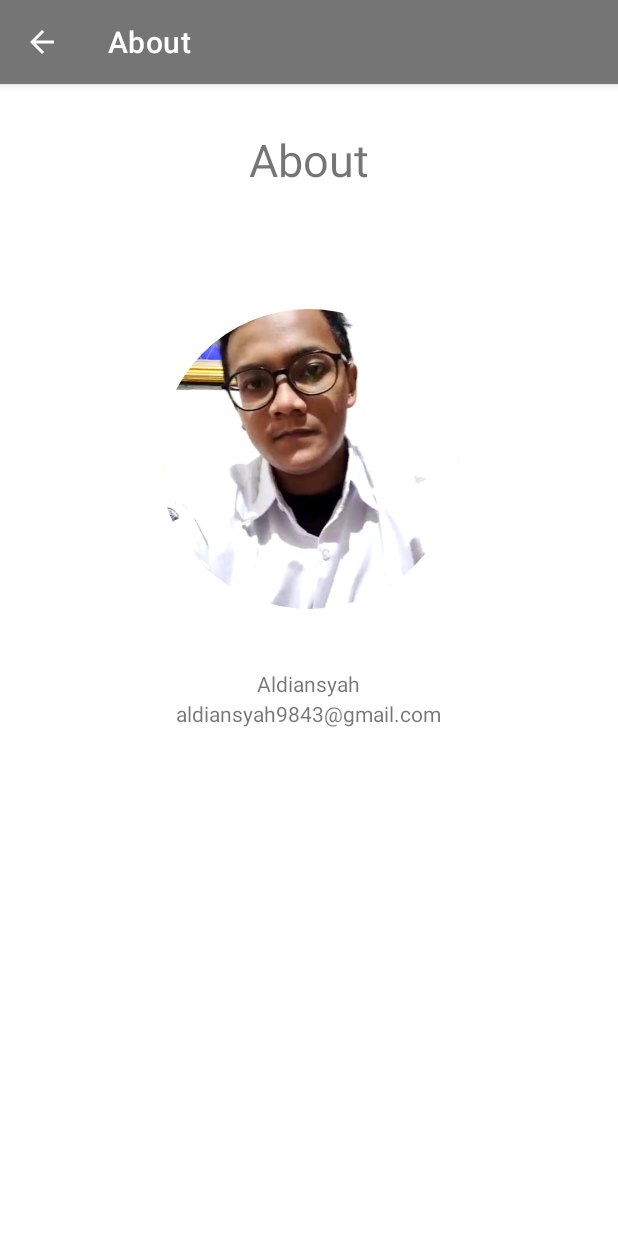
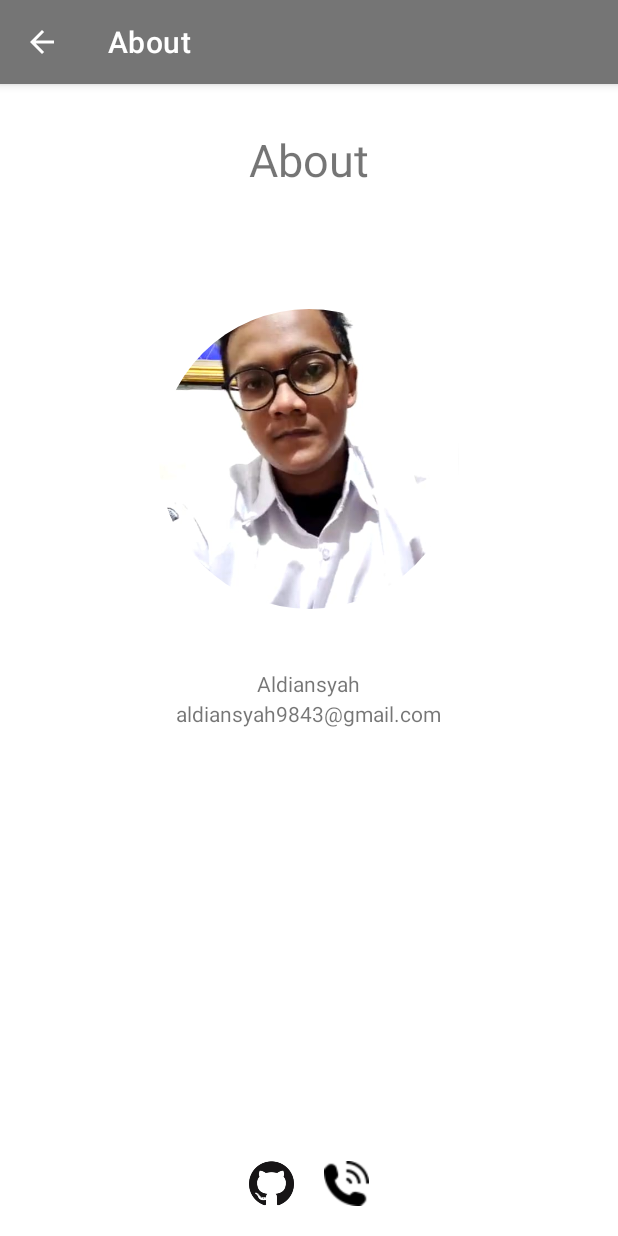
Before and after one commit to rifkialdi/MintonINA, an Android app: the about screen opened directly, with no data from a screen before it, on a phone screen of 412 x 824 dp. Run offline under Robolectric (Android 15) with nearby library versions, the phone set to English and light mode, and no system bars; our stand-ins replace CircleImageView.

Commit message:
add feature share and contact me in about

```diff
--- a/app/src/main/java/com/kilee/mintonina/about.kt
+++ b/app/src/main/java/com/kilee/mintonina/about.kt
@@ -1,7 +1,13 @@
 package com.kilee.mintonina
 
+import android.content.Intent
+import android.net.Uri
 import androidx.appcompat.app.AppCompatActivity
 import android.os.Bundle
+import android.widget.ImageButton
+import android.widget.ImageView
+import com.bumptech.glide.Glide
+import com.bumptech.glide.request.RequestOptions
 
 class about : AppCompatActivity() {
     override fun onCreate(savedInstanceState: Bundle?) {
@@ -9,6 +15,21 @@ class about : AppCompatActivity() {
         setContentView(R.layout.activity_about)
         supportActionBar?.setDisplayHomeAsUpEnabled(true)
         supportActionBar?.title = "About"
+
+        val imgGithub: ImageView = findViewById(R.id.idimggithub)
+        val ibTelp: ImageView = findViewById(R.id.idibtelp)
+
+        imgGithub.setOnClickListener{
+            val uri = Uri.parse("https://github.com/rifkialdi")
+            val intent = Intent(Intent.ACTION_VIEW, uri)
+            startActivity(intent)
+        }
+
+        ibTelp.setOnClickListener{
+            val telp = "0895602527209"
+            val intent = Intent(Intent.ACTION_DIAL, Uri.parse("tel:$telp"))
+            startActivity(intent)
+        }
     }
 
 }
--- a/app/src/main/res/layout/activity_about.xml
+++ b/app/src/main/res/layout/activity_about.xml
@@ -42,5 +42,27 @@
         android:layout_centerHorizontal="true"
         android:paddingTop="60dp"/>
 
+    <LinearLayout
+        android:layout_width="match_parent"
+        android:layout_height="wrap_content"
+        android:orientation="horizontal"
+        android:gravity="center_horizontal"
+        android:layout_alignParentBottom="true"
+        android:paddingBottom="20dp">
+
+        <ImageView
+            android:layout_width="30dp"
+            android:layout_height="30dp"
+            android:src="@drawable/github"
+            android:id="@+id/idimggithub" />
+
+        <ImageView
+            android:layout_width="30dp"
+            android:layout_height="30dp"
+            android:src="@drawable/ictelp"
+            android:layout_marginStart="20dp"
+            android:id="@+id/idibtelp" />
+
+    </LinearLayout>
 
 </RelativeLayout>
--- a/app/src/main/res/values/strings.xml
+++ b/app/src/main/res/values/strings.xml
@@ -10,4 +10,5 @@
     <string name="aldiansyah">Aldiansyah</string>
     <string name="email">aldiansyah9843@gmail.com</string>
     <string name="icon_about">icon_about</string>
+    <string name="share">Share</string>
 </resources>
```
Also changed, not shown: app/src/main/java/com/kilee/mintonina/DescActivity.kt (+12 -0 lines), app/src/main/res/layout/activity_desc.xml (+6 -38 lines), app/src/main/res/drawable/github.png (added), app/src/main/res/drawable/ictelp.png (added).
